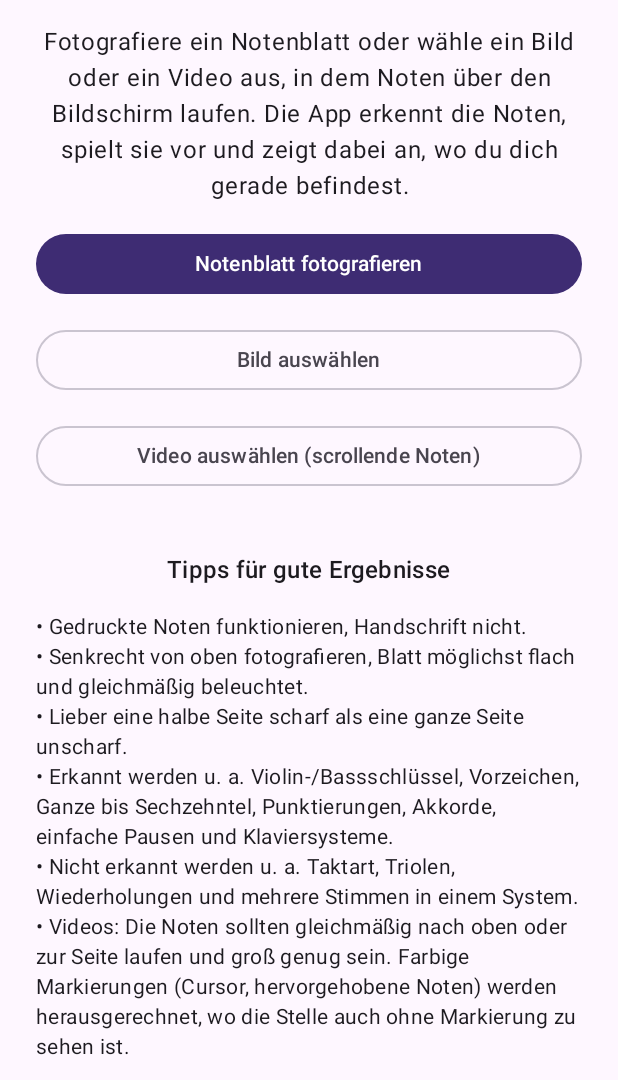
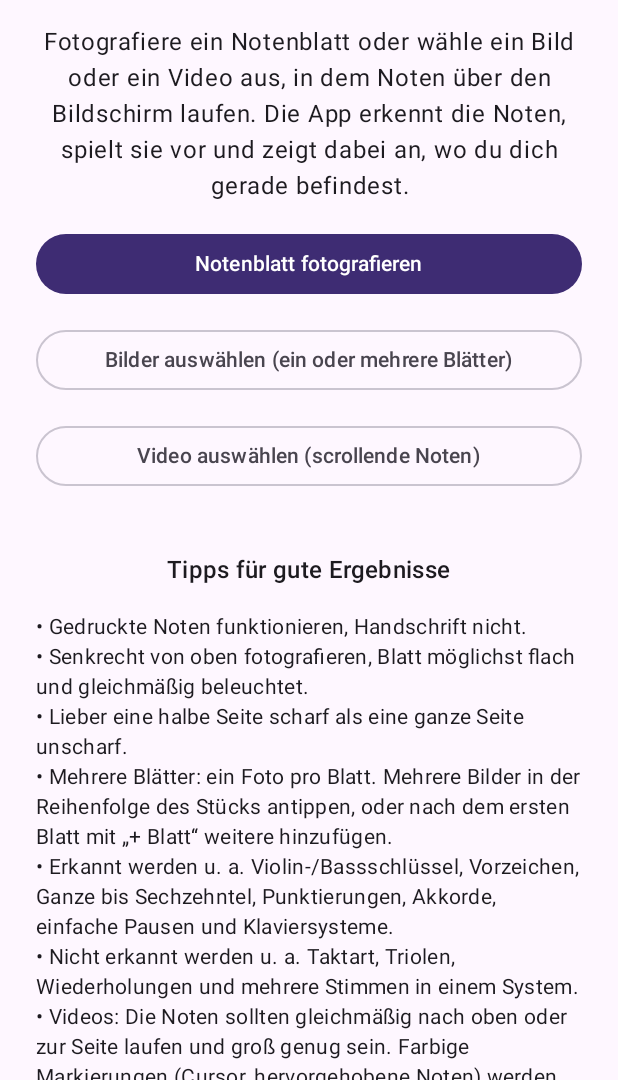
Before and after one commit to CarstenKeller/note-player, an Android app built with Jetpack Compose: the screen it shows after launch (MainActivity), on a phone screen of 412 x 824 dp, the part 156-1236 px from its top. Run offline under Robolectric (Android 15) with nearby library versions, the phone set to English and light mode, and no system bars.

Commit message:
Mehrere Blätter: mehrere Fotos zu einem Stück verbinden
- Pages.join (omr-core): jedes Blatt wird für sich erkannt; die Ergebnisse
  werden untereinander angezeigt und nacheinander gespielt (Zeiten, Notenzeilen
  und Systeme durchnummeriert, Seiten auf gemeinsame Breite skaliert).
- Bilder auswählen: Mehrfachauswahl in der gewählten Reihenfolge; Teilen
  mehrerer Bilder.
- Notenbildschirm: „+ Blatt“ fotografiert oder wählt weitere Blätter; die schon
  erkannten werden nicht neu erkannt. Scheitert ein Blatt, bleibt das Stück
  wie es war und eine Meldung erscheint.
- Test: zwei Seiten werden zu einem Stück verbunden.

Co-Authored-By: Claude Opus 5.5 <noreply@anthropic.com>
Claude-Session: https://claude.ai/code/session_016vP2hneUafTSLcgDTT3iCM

```diff
--- a/app/src/main/AndroidManifest.xml
+++ b/app/src/main/AndroidManifest.xml
@@ -24,6 +24,12 @@
                 <data android:mimeType="image/*" />
                 <data android:mimeType="video/*" />
             </intent-filter>
+            <!-- mehrere Bilder auf einmal teilen: die Blätter eines Stücks -->
+            <intent-filter>
+                <action android:name="android.intent.action.SEND_MULTIPLE" />
+                <category android:name="android.intent.category.DEFAULT" />
+                <data android:mimeType="image/*" />
+            </intent-filter>
         </activity>
 
         <provider
--- a/app/src/main/java/io/github/carstenkeller/noteplayer/MainActivity.kt
+++ b/app/src/main/java/io/github/carstenkeller/noteplayer/MainActivity.kt
@@ -40,12 +40,13 @@ class MainActivity : ComponentActivity() {
                             onBaseBpm = vm::setBaseBpm,
                             onSeek = vm::seekTo,
                             onBack = vm::back,
+                            onAddPages = vm::addPages,
                         )
                     }
                     else -> StartScreen(
                         working = (s as? ScreenState.Working)?.message,
                         error = (s as? ScreenState.Failed)?.message,
-                        onImage = vm::open,
+                        onOpen = vm::open,
                     )
                 }
             }
@@ -64,13 +65,24 @@ class MainActivity : ComponentActivity() {
     }
 
     private fun handleShare(intent: Intent?) {
-        if (intent?.action != Intent.ACTION_SEND) return
-        val uri: Uri? = if (Build.VERSION.SDK_INT >= 33) {
-            intent.getParcelableExtra(Intent.EXTRA_STREAM, Uri::class.java)
-        } else {
-            @Suppress("DEPRECATION")
-            intent.getParcelableExtra(Intent.EXTRA_STREAM)
+        val uris: List<Uri> = when (intent?.action) {
+            Intent.ACTION_SEND -> listOfNotNull(
+                if (Build.VERSION.SDK_INT >= 33) {
+                    intent.getParcelableExtra(Intent.EXTRA_STREAM, Uri::class.java)
+                } else {
+                    @Suppress("DEPRECATION")
+                    intent.getParcelableExtra(Intent.EXTRA_STREAM)
+                }
+            )
+            // several pictures shared at once: the sheets of one piece
+            Intent.ACTION_SEND_MULTIPLE -> if (Build.VERSION.SDK_INT >= 33) {
+                intent.getParcelableArrayListExtra(Intent.EXTRA_STREAM, Uri::class.java).orEmpty()
+            } else {
+                @Suppress("DEPRECATION")
+                intent.getParcelableArrayListExtra<Uri>(Intent.EXTRA_STREAM).orEmpty()
+            }
+            else -> emptyList()
         }
-        if (uri != null) vm.open(uri)
+        if (uris.isNotEmpty()) vm.open(uris)
     }
 }
--- /dev/null
+++ b/app/src/main/java/io/github/carstenkeller/noteplayer/ui/Sources.kt
@@ -0,0 +1,52 @@
+package io.github.carstenkeller.noteplayer.ui
+
+import android.net.Uri
+import androidx.activity.compose.rememberLauncherForActivityResult
+import androidx.activity.result.PickVisualMediaRequest
+import androidx.activity.result.contract.ActivityResultContracts
+import androidx.compose.runtime.Composable
+import androidx.compose.runtime.getValue
+import androidx.compose.runtime.mutableStateOf
+import androidx.compose.runtime.remember
+import androidx.compose.runtime.saveable.rememberSaveable
+import androidx.compose.runtime.setValue
+import androidx.compose.ui.platform.LocalContext
+import androidx.core.content.FileProvider
+import java.io.File
+
+/** Ways to get sheets of music into the app: camera, pictures (one or more), video. */
+class SourcePickers(val takePhoto: () -> Unit, val pickImages: () -> Unit, val pickVideo: () -> Unit)
+
+/** Most pictures that can be chosen at once (one per sheet). */
+private const val MAX_PICTURES = 20
+
+@Composable
+fun rememberSourcePickers(onUris: (List<Uri>) -> Unit): SourcePickers {
+    val context = LocalContext.current
+    var pendingPhoto by rememberSaveable { mutableStateOf<String?>(null) }
+
+    val takePicture = rememberLauncherForActivityResult(ActivityResultContracts.TakePicture()) { ok ->
+        val uri = pendingPhoto?.let(Uri::parse)
+        if (ok && uri != null) onUris(listOf(uri))
+    }
+    // the pictures come in the order in which they were chosen
+    val pickImages = rememberLauncherForActivityResult(ActivityResultContracts.PickMultipleVisualMedia(MAX_PICTURES)) { uris ->
+        if (uris.isNotEmpty()) onUris(uris)
+    }
+    val pickVideo = rememberLauncherForActivityResult(ActivityResultContracts.PickVisualMedia()) { uri ->
+        if (uri != null) onUris(listOf(uri))
+    }
+    return remember(takePicture, pickImages, pickVideo) {
+        SourcePickers(
+            takePhoto = {
+                val dir = File(context.cacheDir, "photos").apply { mkdirs() }
+                val file = File(dir, "photo_${System.currentTimeMillis()}.jpg")
+                val uri = FileProvider.getUriForFile(context, "${context.packageName}.fileprovider", file)
+                pendingPhoto = uri.toString()
+                takePicture.launch(uri)
+            },
+            pickImages = { pickImages.launch(PickVisualMediaRequest(ActivityResultContracts.PickVisualMedia.ImageOnly)) },
+            pickVideo = { pickVideo.launch(PickVisualMediaRequest(ActivityResultContracts.PickVisualMedia.VideoOnly)) },
+        )
+    }
+}
--- a/app/src/main/java/io/github/carstenkeller/noteplayer/ui/StartScreen.kt
+++ b/app/src/main/java/io/github/carstenkeller/noteplayer/ui/StartScreen.kt
@@ -1,9 +1,6 @@
 package io.github.carstenkeller.noteplayer.ui
 
 import android.net.Uri
-import androidx.activity.compose.rememberLauncherForActivityResult
-import androidx.activity.result.PickVisualMediaRequest
-import androidx.activity.result.contract.ActivityResultContracts
 import androidx.compose.foundation.layout.Arrangement
 import androidx.compose.foundation.layout.Column
 import androidx.compose.foundation.layout.Spacer
@@ -21,39 +18,15 @@ import androidx.compose.material3.OutlinedButton
 import androidx.compose.material3.Surface
 import androidx.compose.material3.Text
 import androidx.compose.runtime.Composable
-import androidx.compose.runtime.getValue
-import androidx.compose.runtime.mutableStateOf
-import androidx.compose.runtime.remember
-import androidx.compose.runtime.saveable.rememberSaveable
-import androidx.compose.runtime.setValue
 import androidx.compose.ui.Alignment
 import androidx.compose.ui.Modifier
-import androidx.compose.ui.platform.LocalContext
 import androidx.compose.ui.text.style.TextAlign
 import androidx.compose.ui.unit.dp
-import androidx.core.content.FileProvider
-import java.io.File
 
 @Composable
 /** [working]: what is being done right now, or null. */
-fun StartScreen(working: String?, error: String?, onImage: (Uri) -> Unit) {
-    val context = LocalContext.current
-    var pendingPhoto by rememberSaveable { mutableStateOf<String?>(null) }
-
-    val takePicture = rememberLauncherForActivityResult(ActivityResultContracts.TakePicture()) { ok ->
-        val uri = pendingPhoto?.let(Uri::parse)
-        if (ok && uri != null) onImage(uri)
-    }
-    val pickImage = rememberLauncherForActivityResult(ActivityResultContracts.PickVisualMedia()) { uri ->
-        if (uri != null) onImage(uri)
-    }
-    val photoUri = remember {
-        {
-            val dir = File(context.cacheDir, "photos").apply { mkdirs() }
-            val file = File(dir, "photo_${System.currentTimeMillis()}.jpg")
-            FileProvider.getUriForFile(context, "${context.packageName}.fileprovider", file)
-        }
-    }
+fun StartScreen(working: String?, error: String?, onOpen: (List<Uri>) -> Unit) {
+    val sources = rememberSourcePickers(onOpen)
 
     Surface(Modifier.fillMaxSize()) {
         Column(
@@ -76,22 +49,13 @@ fun StartScreen(working: String?, error: String?, onImage: (Uri) -> Unit) {
                 CircularProgressIndicator()
                 Text(working, textAlign = TextAlign.Center)
             } else {
-                Button(
-                    onClick = {
-                        val uri = photoUri()
-                        pendingPhoto = uri.toString()
-                        takePicture.launch(uri)
-                    },
-                    modifier = Modifier.fillMaxWidth(),
-                ) { Text("Notenblatt fotografieren") }
-                OutlinedButton(
-                    onClick = { pickImage.launch(PickVisualMediaRequest(ActivityResultContracts.PickVisualMedia.ImageOnly)) },
-                    modifier = Modifier.fillMaxWidth(),
-                ) { Text("Bild auswählen") }
-                OutlinedButton(
-                    onClick = { pickImage.launch(PickVisualMediaRequest(ActivityResultContracts.PickVisualMedia.VideoOnly)) },
-                    modifier = Modifier.fillMaxWidth(),
-                ) { Text("Video auswählen (scrollende Noten)") }
+                Button(onClick = sources.takePhoto, modifier = Modifier.fillMaxWidth()) { Text("Notenblatt fotografieren") }
+                OutlinedButton(onClick = sources.pickImages, modifier = Modifier.fillMaxWidth()) {
+                    Text("Bilder auswählen (ein oder mehrere Blätter)")
+                }
+                OutlinedButton(onClick = sources.pickVideo, modifier = Modifier.fillMaxWidth()) {
+                    Text("Video auswählen (scrollende Noten)")
+                }
             }
             if (error != null) {
                 Text(error, color = MaterialTheme.colorScheme.error, textAlign = TextAlign.Center)
@@ -102,6 +66,8 @@ fun StartScreen(working: String?, error: String?, onImage: (Uri) -> Unit) {
                 "• Gedruckte Noten funktionieren, Handschrift nicht.\n" +
                     "• Senkrecht von oben fotografieren, Blatt möglichst flach und gleichmäßig beleuchtet.\n" +
                     "• Lieber eine halbe Seite scharf als eine ganze Seite unscharf.\n" +
+                    "• Mehrere Blätter: ein Foto pro Blatt. Mehrere Bilder in der Reihenfolge des " +
+                    "Stücks antippen, oder nach dem ersten Blatt mit „+ Blatt“ weitere hinzufügen.\n" +
                     "• Erkannt werden u. a. Violin-/Bassschlüssel, Vorzeichen, Ganze bis Sechzehntel, " +
                     "Punktierungen, Akkorde, einfache Pausen und Klaviersysteme.\n" +
                     "• Nicht erkannt werden u. a. Taktart, Triolen, Wiederholungen und " +
```
Also changed, not shown: app/src/main/java/io/github/carstenkeller/noteplayer/PlayerViewModel.kt (+65 -27 lines), app/src/main/java/io/github/carstenkeller/noteplayer/ui/ScoreScreen.kt (+12 -0 lines), omr-core/src/main/kotlin/io/github/carstenkeller/noteplayer/omr/Pages.kt (added, +87 -0 lines), 2 other files.
